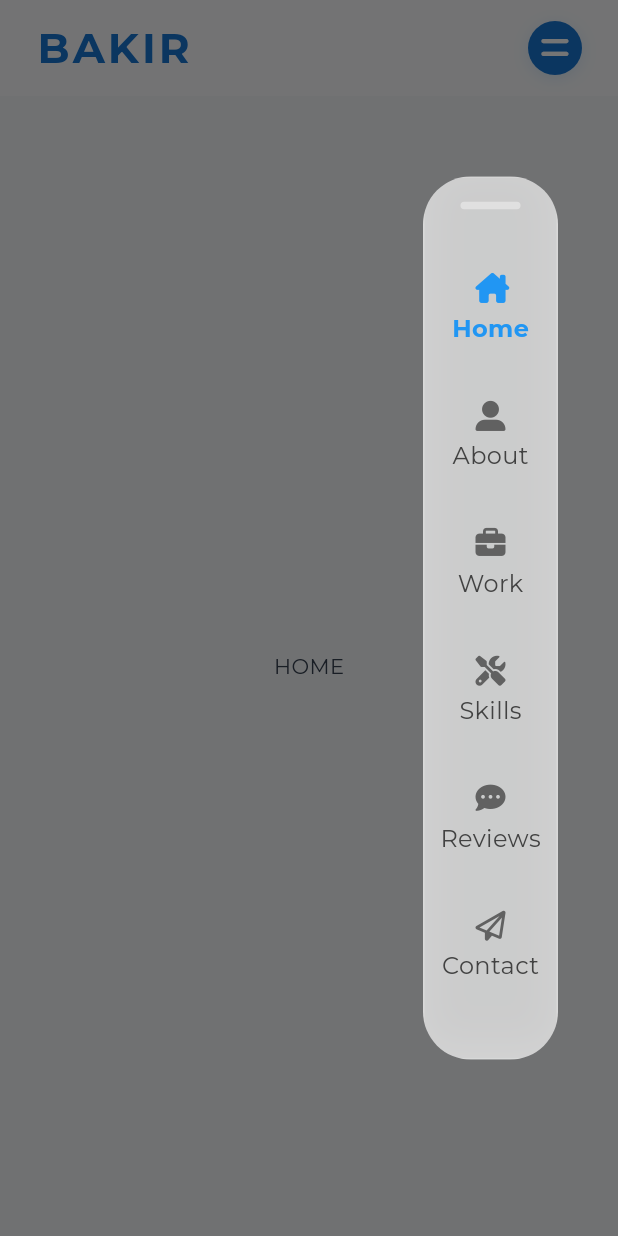
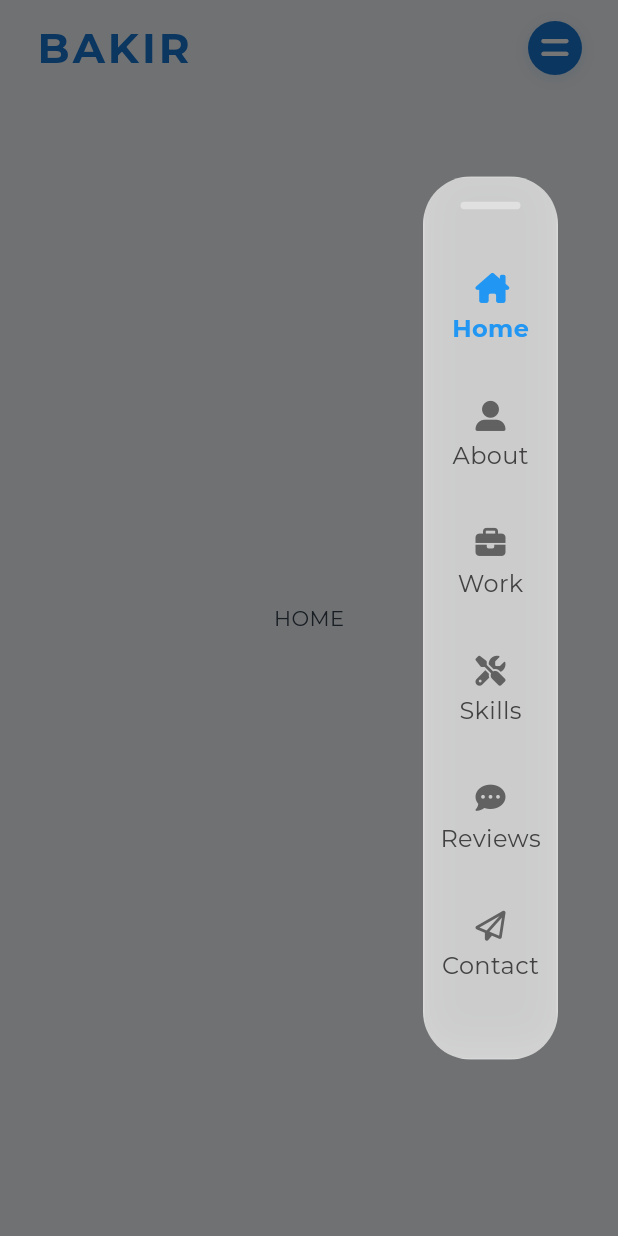
Before and after one commit to Mahm0udbakir/my_portfolio, a Flutter app: the screen it shows after launch, after a tap on an icon or button, on a phone screen of 412 x 824 dp. Run offline on Flutter 3.47's test engine with Material 3 defaults, Android fonts, the phone set to English and light mode, and no system bars; our stand-ins replace flutter_bloc, font_awesome_flutter, freezed_annotation, go_router, smooth_page_indicator.

Commit message:
Update Android namespace and application ID, adjust NDK version, and refactor color constants in AppColors. Modify PortfolioAppBar for improved styling and navigation handling, including changes to the home page layout and color scheme.

```diff
--- a/lib/core/app_colors.dart
+++ b/lib/core/app_colors.dart
@@ -2,6 +2,6 @@ import 'package:flutter/material.dart';
 
 class AppColors {
   static const Color primaryBlue = Color(0xFF1976D2);
-  static const Color lightGrey = Colors.white;
-  static const Color darkGrey = Color(0x0fc7c7c7);
+  static const Color white = Colors.white;
+  static const Color grey = Color(0x0fc7c7c7);
 }
--- a/lib/features/app_bar/widgets/nav_sheet.dart
+++ b/lib/features/app_bar/widgets/nav_sheet.dart
@@ -7,15 +7,15 @@ class NavSheet extends StatelessWidget {
   final Function(int) onTap;
   final List<String> items = ['Home', 'About', 'Work', 'Skills', 'Reviews', 'Contact'];
   final List<IconData> icons = [
-    FontAwesomeIcons.houseChimney, // Home
-    FontAwesomeIcons.userLarge,    // About
-    FontAwesomeIcons.briefcase,    // Work
-    FontAwesomeIcons.screwdriverWrench, // Skills
-    FontAwesomeIcons.solidCommentDots,  // Reviews
-    FontAwesomeIcons.paperPlane,   // Contact
+    FontAwesomeIcons.houseChimney,
+    FontAwesomeIcons.userLarge,
+    FontAwesomeIcons.briefcase,
+    FontAwesomeIcons.screwdriverWrench,
+    FontAwesomeIcons.solidCommentDots,
+    FontAwesomeIcons.paperPlane,
   ];
 
-  NavSheet({required this.selectedIndex, required this.onTap});
+  NavSheet({super.key, required this.selectedIndex, required this.onTap});
 
   @override
   Widget build(BuildContext context) {
--- a/lib/features/app_bar/widgets/portfolio_app_bar.dart
+++ b/lib/features/app_bar/widgets/portfolio_app_bar.dart
@@ -1,6 +1,7 @@
 import 'dart:ui';
 import 'package:flutter/material.dart';
 import 'package:flutter_bloc/flutter_bloc.dart';
+import 'package:my_portfolio/features/app_bar/widgets/show_nav_sheet.dart';
 import '../../app_bar/bloc/app_bar_cubit.dart';
 import 'package:font_awesome_flutter/font_awesome_flutter.dart';
 
@@ -20,9 +21,8 @@ class PortfolioAppBar extends StatelessWidget implements PreferredSizeWidget {
   Widget build(BuildContext context) {
     return ClipRRect(
       child: BackdropFilter(
-        filter: ImageFilter.blur(sigmaX: 18, sigmaY: 18),
+        filter: ImageFilter.blur(sigmaX: 90, sigmaY: 90),
         child: Container(
-          color: Colors.white.withValues(alpha: 0.4),
           padding: const EdgeInsets.symmetric(horizontal: 24),
           height: preferredSize.height,
           child: LayoutBuilder(
@@ -53,22 +53,37 @@ class PortfolioAppBar extends StatelessWidget implements PreferredSizeWidget {
                       child: Center(
                         child: Row(
                           mainAxisSize: MainAxisSize.min,
-                          children: navItems.map((item) => Padding(
-                                padding: const EdgeInsets.symmetric(horizontal: 12),
+                          children:
+                              navItems
+                                  .map(
+                                    (item) => Padding(
+                                      padding: const EdgeInsets.symmetric(
+                                        horizontal: 12,
+                                      ),
                                       child: TextButton(
                                         style: ButtonStyle(
-                                    overlayColor: WidgetStateProperty.all(Colors.transparent),
+                                          overlayColor: WidgetStateProperty.all(
+                                            Colors.transparent,
                                           ),
-                                  onPressed: () => context.read<AppBarCubit>().changeSection(item.index),
+                                        ),
+                                        onPressed:
+                                            () => context
+                                                .read<AppBarCubit>()
+                                                .changeSection(item.index),
                                         child: Text(
                                           item.label,
                                           style: TextStyle(
-                                      color: selectedIndex == item.index ? Colors.blue[700] : Colors.grey,
+                                            color:
+                                                selectedIndex == item.index
+                                                    ? Colors.blue[700]
+                                                    : Colors.grey,
                                             fontWeight: FontWeight.w600,
                                           ),
                                         ),
                                       ),
-                              )).toList(),
+                                    ),
+                                  )
+                                  .toList(),
                         ),
                       ),
                     ),
@@ -76,7 +91,8 @@ class PortfolioAppBar extends StatelessWidget implements PreferredSizeWidget {
                   // Hamburger menu on the top right (mobile only)
                   if (isMobile)
                     Builder(
-                      builder: (context) => GestureDetector(
+                      builder:
+                          (context) => GestureDetector(
                             onTap: () {
                               showNavSheet(context, selectedIndex, (i) {
                                 context.read<AppBarCubit>().changeSection(i);
@@ -97,7 +113,11 @@ class PortfolioAppBar extends StatelessWidget implements PreferredSizeWidget {
                                 ],
                               ),
                               child: const Center(
-                            child: Icon(FontAwesomeIcons.equals, color: Colors.white, size: 22),
+                                child: Icon(
+                                  FontAwesomeIcons.equals,
+                                  color: Colors.white,
+                                  size: 22,
+                                ),
                               ),
                             ),
                           ),
@@ -120,133 +140,3 @@ class NavItem {
   final int index;
   const NavItem(this.label, this.index);
 }
-
-void showNavSheet(BuildContext context, int selectedIndex, Function(int) onTap) {
-  showModalBottomSheet(
-    context: context,
-    isScrollControlled: true,
-    backgroundColor: Colors.transparent,
-    builder: (context) {
-      final width = MediaQuery.of(context).size.width;
-      return Stack(
-        children: [
-          Align(
-            alignment: Alignment.centerRight,
-            child: Padding(
-              padding: const EdgeInsets.only(right: 40),
-              child: ClipRRect(
-                borderRadius: const BorderRadius.all(Radius.circular(32)),
-                child: ConstrainedBox(
-                  constraints: BoxConstraints(
-                    minWidth: 90,
-                    maxWidth: width < 500 ? width * 0.40 : 220,
-                  ),
-                  child: IntrinsicWidth(
-                    child: _NavSheet(selectedIndex: selectedIndex, onTap: onTap),
-                  ),
-                ),
-              ),
-            ),
-          ),
-        ],
-      );
-    },
-  );
-}
-
-class _NavSheet extends StatelessWidget {
-  final int selectedIndex;
-  final Function(int) onTap;
-  final List<String> items = ['Home', 'About', 'Work', 'Skills', 'Reviews', 'Contact'];
-  final List<IconData> icons = [
-    FontAwesomeIcons.houseChimney, // Home
-    FontAwesomeIcons.userLarge,    // About
-    FontAwesomeIcons.briefcase,    // Work
-    FontAwesomeIcons.screwdriverWrench, // Skills
-    FontAwesomeIcons.solidCommentDots,  // Reviews
-    FontAwesomeIcons.paperPlane,   // Contact
-  ];
-
- _NavSheet({required this.selectedIndex, required this.onTap});
-
-  @override
-  Widget build(BuildContext context) {
-    return ClipRRect(
-      borderRadius: BorderRadius.vertical(top: Radius.circular(20)),
-      child: BackdropFilter(
-        filter: ImageFilter.blur(sigmaX: 20, sigmaY: 20),
-        child: Container(
-          padding: EdgeInsets.symmetric(vertical: 16, horizontal: 8),
-          decoration: BoxDecoration(
-            color: Colors.white.withValues(alpha: 0.7),
-            borderRadius: BorderRadius.vertical(top: Radius.circular(20)),
-            boxShadow: [
-              BoxShadow(
-                color: Colors.black26,
-                blurRadius: 24,
-                offset: Offset(0, -8),
-              ),
-            ],
-            border: Border.all(color: Colors.white.withValues(alpha: 0.2)),
-          ),
-          child: Column(
-            mainAxisSize: MainAxisSize.min,
-            children: [
-              Container(
-                width: 40,
-                height: 5,
-                margin: EdgeInsets.only(bottom: 24),
-                decoration: BoxDecoration(
-                  color: Colors.grey[300],
-                  borderRadius: BorderRadius.circular(8),
-                ),
-              ),
-              ...List.generate(items.length, (i) {
-                final isSelected = i == selectedIndex;
-                return AnimatedContainer(
-                  duration: Duration(milliseconds: 300),
-                  curve: Curves.easeOut,
-                  margin: EdgeInsets.symmetric(vertical: 6),
-                  decoration: BoxDecoration(
-                    color: Colors.transparent,
-                    borderRadius: BorderRadius.circular(16),
-                  ),
-                  child: InkWell(
-                    borderRadius: BorderRadius.circular(16),
-                    onTap: () {
-                      Navigator.pop(context);
-                      onTap(i);
-                    },
-                    child: Padding(
-                      padding: const EdgeInsets.symmetric(vertical: 12),
-                      child: Column(
-                        mainAxisSize: MainAxisSize.min,
-                        children: [
-                          Icon(
-                            icons[i],
-                            color: isSelected ? Colors.blue : Colors.grey[700],
-                            size: 20,
-                          ),
-                          SizedBox(height: 6),
-                          Text(
-                            items[i],
-                            style: TextStyle(
-                              color: isSelected ? Colors.blue : Colors.grey[800],
-                              fontWeight: isSelected ? FontWeight.bold : FontWeight.normal,
-                              fontSize: 16,
-                            ),
-                          ),
-                        ],
-                      ),
-                    ),
-                  ),
-                );
-              }),
-              SizedBox(height: 16),
-            ],
-          ),
-        ),
-      ),
-    );
-  }
-}
--- a/lib/features/home/pages/home_page.dart
+++ b/lib/features/home/pages/home_page.dart
@@ -10,33 +10,34 @@ class HomePage extends StatelessWidget {
   const HomePage({super.key});
   @override
   Widget build(BuildContext context) => Scaffold(
+    extendBodyBehindAppBar: true,
     appBar: const PortfolioAppBar(),
     body: Stack(
       children: [
         SinglePagePortfolio(
           sections: [
             const ColoredBox(
-              color: AppColors.darkGrey,
+              color: AppColors.grey,
               child: Center(child: Text('HOME')),
             ),
             const SectionWithCopyright(
-              color: AppColors.lightGrey,
+              color: AppColors.white,
               label: 'ABOUT',
             ),
             const SectionWithCopyright(
-              color: AppColors.darkGrey,
+              color: AppColors.grey,
               label: 'WORK',
             ),
             const SectionWithCopyright(
-              color: AppColors.lightGrey,
+              color: AppColors.white,
               label: 'SKILLS',
             ),
             const SectionWithCopyright(
-              color: AppColors.darkGrey,
+              color: AppColors.grey,
               label: 'REVIEWS',
             ),
             const SectionWithCopyright(
-              color: AppColors.lightGrey,
+              color: AppColors.white,
               label: 'CONTACT',
             ),
           ],
```
Also changed, not shown: 1 other file. Lines whose indentation alone changed are shown as unchanged.
